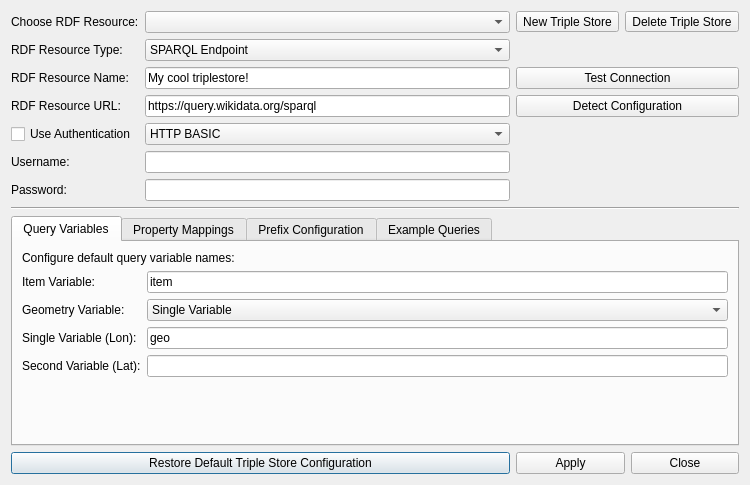
Before: the Qt Designer form dialogs/ui/triplestoredialog.ui in sparqlunicorn/sparqlunicornGoesGIS, drawn with Qt 5.
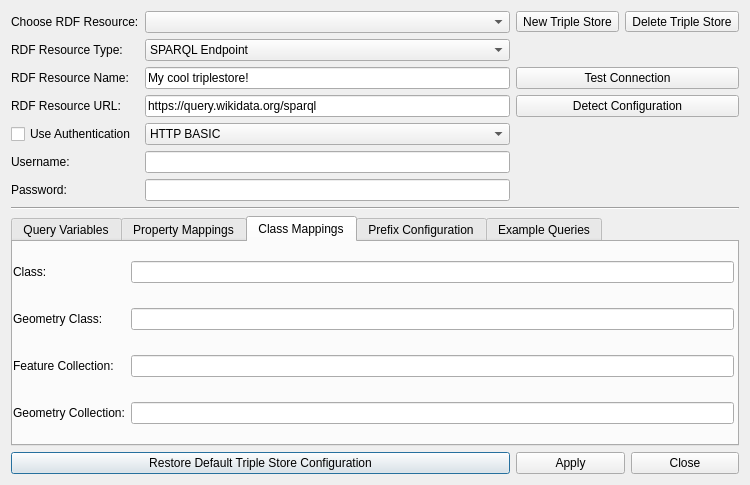
After: the same form once the commit is applied. The open tabs and pages were chosen to show the change.

What changed in the file:
```diff
--- a/dialogs/ui/triplestoredialog.ui
+++ b/dialogs/ui/triplestoredialog.ui
@@ -7,7 +7,7 @@
     <x>0</x>
     <y>0</y>
     <width>750</width>
-    <height>458</height>
+    <height>467</height>
    </rect>
   </property>
   <property name="windowTitle">
@@ -261,6 +261,63 @@
        </item>
       </layout>
      </widget>
+     <widget class="QWidget" name="tab_5">
+      <attribute name="title">
+       <string>Class Mappings</string>
+      </attribute>
+      <widget class="QWidget" name="gridLayoutWidget">
+       <property name="geometry">
+        <rect>
+         <x>0</x>
+         <y>0</y>
+         <width>721</width>
+         <height>201</height>
+        </rect>
+       </property>
+       <layout class="QGridLayout" name="gridLayout_6">
+        <item row="2" column="0">
+         <widget class="QLabel" name="label_13">
+          <property name="text">
+           <string>Feature Collection:</string>
+          </property>
+         </widget>
+        </item>
+        <item row="0" column="0">
+         <widget class="QLabel" name="label_11">
+          <property name="text">
+           <string>Class:</string>
+          </property>
+         </widget>
+        </item>
+        <item row="1" column="0">
+         <widget class="QLabel" name="label_12">
+          <property name="text">
+           <string>Geometry Class:</string>
+          </property>
+         </widget>
+        </item>
+        <item row="2" column="1">
+         <widget class="QLineEdit" name="lineEdit_3"/>
+        </item>
+        <item row="0" column="1">
+         <widget class="QLineEdit" name="lineEdit"/>
+        </item>
+        <item row="1" column="1">
+         <widget class="QLineEdit" name="lineEdit_2"/>
+        </item>
+        <item row="3" column="0">
+         <widget class="QLabel" name="label_14">
+          <property name="text">
+           <string>Geometry Collection:</string>
+          </property>
+         </widget>
+        </item>
+        <item row="3" column="1">
+         <widget class="QLineEdit" name="lineEdit_4"/>
+        </item>
+       </layout>
+      </widget>
+     </widget>
      <widget class="QWidget" name="tab_2">
       <attribute name="title">
        <string>Prefix Configuration</string>
```
Left out of the diff: 2 changed lines with no effect on the pictures.
